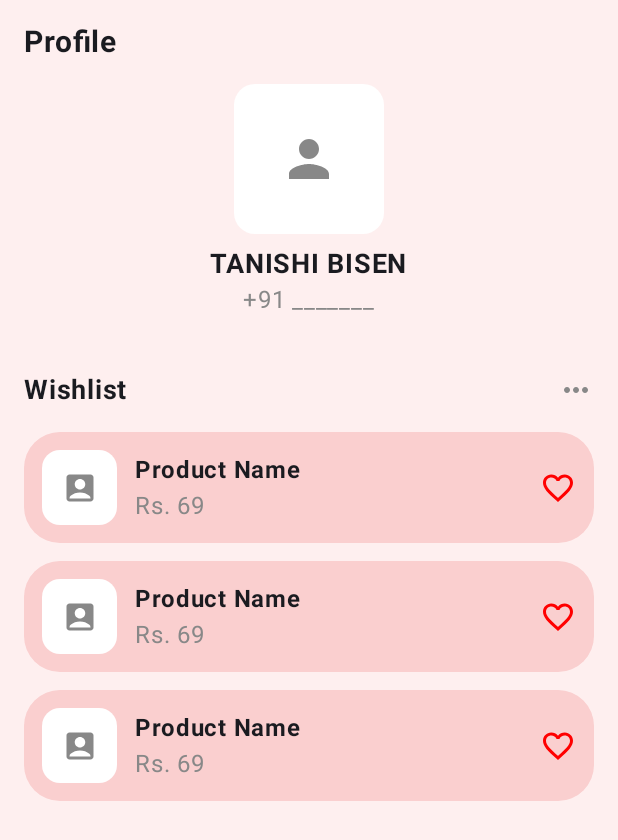
After one commit to sarthakksingh/DealSpy, an Android app built with Jetpack Compose: the composable ProfileScreen shown on its own in the app's theme, on a phone screen of 412 x 824 dp. The commit adds this screen. Shown: the top 840 px of the screen. Run offline under Robolectric (Android 15) with nearby library versions, the phone set to English and light mode, and no system bars.

Commit message:
Feat: Profile Screen and implement MVVM skeleton

```diff
--- a/app/src/main/AndroidManifest.xml
+++ b/app/src/main/AndroidManifest.xml
@@ -3,6 +3,7 @@
     xmlns:tools="http://schemas.android.com/tools">
 
     <application
+        android:name=".DealSpy"
         android:allowBackup="true"
         android:dataExtractionRules="@xml/data_extraction_rules"
         android:fullBackupContent="@xml/backup_rules"
--- /dev/null
+++ b/app/src/main/java/com/example/dealspy/view/Screens/ProfileScreen.kt
@@ -0,0 +1,123 @@
+package com.example.dealspy.view.Screens
+
+import androidx.compose.foundation.background
+import androidx.compose.foundation.layout.Arrangement
+import androidx.compose.foundation.layout.Box
+import androidx.compose.foundation.layout.Column
+import androidx.compose.foundation.layout.Row
+import androidx.compose.foundation.layout.Spacer
+import androidx.compose.foundation.layout.fillMaxSize
+import androidx.compose.foundation.layout.fillMaxWidth
+import androidx.compose.foundation.layout.height
+import androidx.compose.foundation.layout.padding
+import androidx.compose.foundation.layout.size
+import androidx.compose.foundation.layout.width
+import androidx.compose.foundation.shape.RoundedCornerShape
+import androidx.compose.material.icons.Icons
+import androidx.compose.material.icons.filled.AccountBox
+import androidx.compose.material.icons.filled.FavoriteBorder
+import androidx.compose.material.icons.filled.MoreVert
+import androidx.compose.material.icons.filled.Person
+import androidx.compose.material3.Icon
+import androidx.compose.material3.Text
+import androidx.compose.runtime.Composable
+import androidx.compose.ui.Alignment
+import androidx.compose.ui.Modifier
+import androidx.compose.ui.draw.clip
+import androidx.compose.ui.draw.rotate
+import androidx.compose.ui.graphics.Color
+import androidx.compose.ui.text.font.FontWeight
+import androidx.compose.ui.tooling.preview.Preview
+import androidx.compose.ui.unit.dp
+import androidx.compose.ui.unit.sp
+import androidx.navigation.NavController
+import androidx.navigation.NavHostController
+import com.example.dealspy.view.components.WishlistCard
+
+
+@Composable
+fun ProfileScreen(navController: NavHostController) {
+    val backgroundColor = Color(0xFFFEEFEF)
+    val cardColor = Color(0xFFFACFCF)
+    val buttonColor = Color(0xFFFCD9A8)
+
+    Column(
+        modifier = Modifier
+            .fillMaxSize()
+            .background(backgroundColor)
+            .padding(16.dp)
+    ) {
+        Text(text = "Profile", fontSize = 20.sp, fontWeight = FontWeight.Bold)
+
+        Spacer(modifier = Modifier.height(16.dp))
+
+        // Profile Image
+        Box(
+            modifier = Modifier
+                .size(100.dp)
+                .clip(RoundedCornerShape(14.dp))
+                .background(Color.White)
+                .align(Alignment.CenterHorizontally),
+
+            contentAlignment = Alignment.Center
+        ) {
+            Icon(
+                Icons.Default.Person,
+                contentDescription = null,
+                tint = Color.Gray,
+                modifier = Modifier.size(40.dp)
+            )
+        }
+
+        Spacer(modifier = Modifier.height(8.dp))
+
+        Text(
+            "TANISHI BISEN",
+            fontWeight = FontWeight.Bold,
+            fontSize = 18.sp,
+            modifier = Modifier.align(Alignment.CenterHorizontally)
+        )
+        Text(
+            "+91 _______",
+            color = Color.Gray,
+            modifier = Modifier.align(Alignment.CenterHorizontally)
+        )
+
+        Spacer(modifier = Modifier.height(12.dp))
+        /*Button(
+            onClick = { },
+            colors = ButtonDefaults.buttonColors(buttonColor),
+            shape = RoundedCornerShape(8.dp),
+            modifier = Modifier.align(Alignment.CenterHorizontally)
+        ) {
+            Text("Edit Profile", color = Color.Black)
+        }*/
+
+        Spacer(modifier = Modifier.height(24.dp))
+
+        Row(
+            modifier = Modifier.fillMaxWidth(),
+            horizontalArrangement = Arrangement.SpaceBetween
+        ) {
+            Text("Wishlist", fontWeight = FontWeight.Bold, fontSize = 18.sp)
+            Icon(
+                Icons.Default.MoreVert,
+                contentDescription = "More Options",
+                tint = Color.Gray,
+                modifier = Modifier.rotate(90f)
+            )
+        }
+
+        Spacer(modifier = Modifier.height(16.dp))
+
+        // Wishlist Items
+        repeat(3) {
+            WishlistCard(cardColor = cardColor)
+            Spacer(modifier = Modifier.height(12.dp))
+        }
+
+        Spacer(modifier = Modifier.weight(1f))
+
+
+    }
+}
--- /dev/null
+++ b/app/src/main/java/com/example/dealspy/view/components/WishListCard.kt
@@ -0,0 +1,61 @@
+package com.example.dealspy.view.components
+
+import androidx.compose.foundation.background
+import androidx.compose.foundation.layout.Box
+import androidx.compose.foundation.layout.Column
+import androidx.compose.foundation.layout.Row
+import androidx.compose.foundation.layout.Spacer
+import androidx.compose.foundation.layout.fillMaxWidth
+import androidx.compose.foundation.layout.padding
+import androidx.compose.foundation.layout.size
+import androidx.compose.foundation.layout.width
+import androidx.compose.foundation.shape.RoundedCornerShape
+import androidx.compose.material.icons.Icons
+import androidx.compose.material.icons.filled.AccountBox
+import androidx.compose.material.icons.filled.FavoriteBorder
+import androidx.compose.material3.Icon
+import androidx.compose.material3.Text
+import androidx.compose.runtime.Composable
+import androidx.compose.ui.Alignment
+import androidx.compose.ui.Modifier
+import androidx.compose.ui.draw.clip
+import androidx.compose.ui.graphics.Color
+import androidx.compose.ui.text.font.FontWeight
+import androidx.compose.ui.unit.dp
+
+@Composable
+fun WishlistCard(cardColor: Color) {
+    Row(
+        modifier = Modifier
+            .fillMaxWidth()
+            .clip(RoundedCornerShape(24.dp))
+            .background(cardColor)
+            .padding(12.dp),
+        verticalAlignment = Alignment.CenterVertically
+    ) {
+        Box(
+            modifier = Modifier
+                .size(50.dp)
+                .clip(RoundedCornerShape(12.dp))
+                .background(Color.White),
+            contentAlignment = Alignment.Center
+        ) {
+            Icon(Icons.Default.AccountBox, contentDescription = null, tint = Color.Gray)
+        }
+
+        Spacer(modifier = Modifier.width(12.dp))
+
+        Column {
+            Text("Product Name", fontWeight = FontWeight.Bold)
+            Text("Rs. 69", color = Color.Gray)
+        }
+
+        Spacer(modifier = Modifier.weight(1f))
+
+        Icon(
+            Icons.Default.FavoriteBorder,
+            contentDescription = "Wishlist",
+            tint = Color.Red
+        )
+    }
+}
--- /dev/null
+++ b/app/src/main/java/com/example/dealspy/view/navigation/DealSpyScreens.kt
@@ -0,0 +1,6 @@
+package com.example.dealspy.view.navigation
+
+sealed class DealSpyScreens(val routes: String) {
+    object ProfileScreen : DealSpyScreens("profile_screen")
+    object SplashScreen: DealSpyScreens("splash_screen")
+}
--- a/build.gradle.kts
+++ b/build.gradle.kts
@@ -3,4 +3,9 @@ plugins {
     alias(libs.plugins.android.application) apply false
     alias(libs.plugins.kotlin.android) apply false
     alias(libs.plugins.kotlin.compose) apply false
+    // Add the dependency for the Hilt Gradle plugin
+    id("com.google.dagger.hilt.android") version "2.48" apply false
+    // Add the dependency for the Kotlin Symbol Processing Gradle plugin
+    id("com.google.devtools.ksp") version "2.0.0-1.0.22" apply false
+
 }
```
Also changed, not shown: app/build.gradle.kts (+55 -1 lines), app/src/main/java/com/example/dealspy/DealSpy.kt (added, +8 -0 lines), app/src/main/java/com/example/dealspy/MainActivity.kt (+3 -22 lines), app/src/main/java/com/example/dealspy/di/AppModule.kt (added, +10 -0 lines), app/src/main/java/com/example/dealspy/state/UiState.kt (added, +8 -0 lines), app/src/main/java/com/example/dealspy/view/Screens/SplashScreen.kt (added, +9 -0 lines), app/src/main/java/com/example/dealspy/view/navigation/BottomBarNav.kt (added, +15 -0 lines), app/src/main/java/com/example/dealspy/view/navigation/BottomNavOptions.kt (added, +14 -0 lines), app/src/main/java/com/example/dealspy/view/navigation/DealSpyNavigation.kt (added, +27 -0 lines), gradle/libs.versions.toml (+8 -2 lines), gradle/wrapper/gradle-wrapper.properties.
